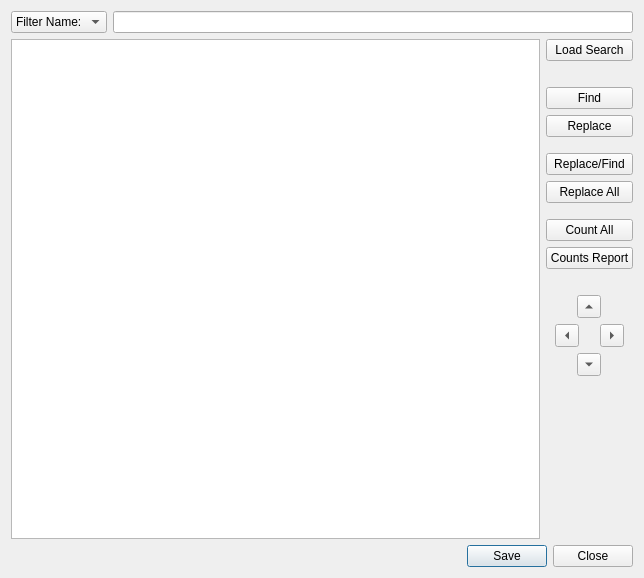
Before: the Qt Designer form src/Form_Files/SearchEditor.ui in 3tic-project/Sigil-Enhanced, drawn with Qt 5.
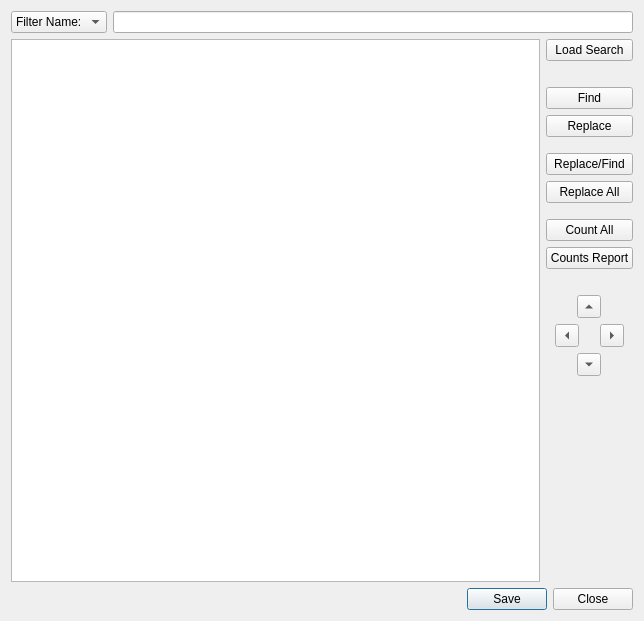
After: the same form once the commit is applied. Custom widgets are drawn as their Qt base class.

What changed in the file:
```diff
--- a/src/Form_Files/SearchEditor.ui
+++ b/src/Form_Files/SearchEditor.ui
@@ -7,7 +7,7 @@
     <x>0</x>
     <y>0</y>
     <width>644</width>
-    <height>578</height>
+    <height>621</height>
    </rect>
   </property>
   <property name="windowTitle">
@@ -350,7 +350,6 @@
       <widget class="QLabel" name="Message">
        <property name="font">
         <font>
-         <weight>75</weight>
          <bold>true</bold>
         </font>
        </property>
```
Left out of the diff: 36 changed lines with no effect on the pictures.
